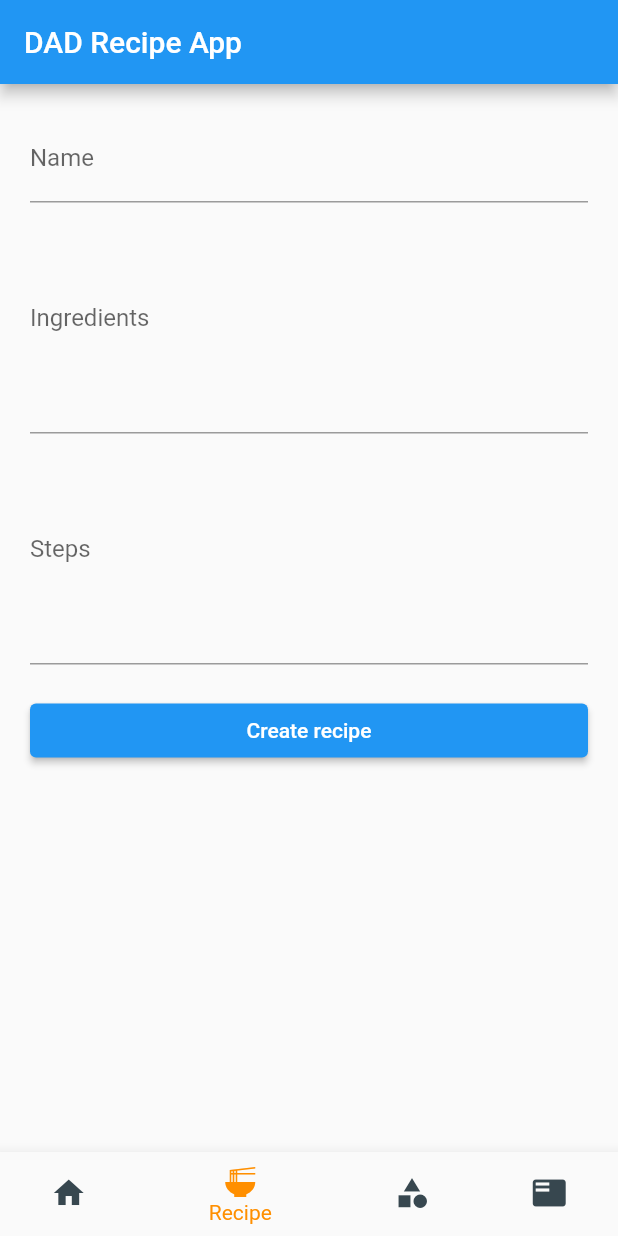
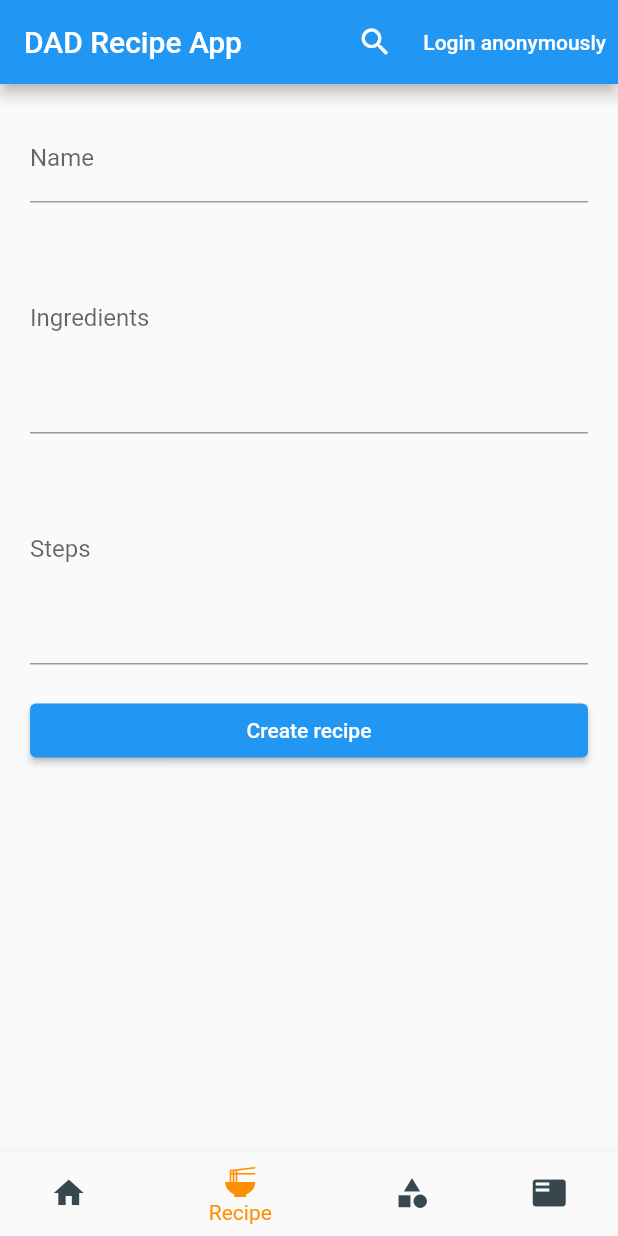
Before and after one commit to mussebekabil/dad-recipe-app, a Flutter app: the screen it shows after launch, item 2 of the bottom bar chosen, on a phone screen of 412 x 824 dp. Run offline on Flutter 3.47's test engine with Material 2 defaults, Android fonts, the phone set to English and light mode, and no system bars; our stand-ins replace cloud_firestore, firebase_auth, firebase_core, flutter_riverpod, shared_preferences; accounts and stored records are empty.

Commit message:
authentication and search bar

```diff
--- /dev/null
+++ b/lib/providers/user.dart
@@ -0,0 +1,6 @@
+import 'package:firebase_auth/firebase_auth.dart';
+import 'package:flutter_riverpod/flutter_riverpod.dart';
+
+final userProvider = StreamProvider<User?>((ref) {
+  return FirebaseAuth.instance.authStateChanges();
+});
--- a/lib/recipe_app.dart
+++ b/lib/recipe_app.dart
@@ -1,15 +1,25 @@
 import 'package:flutter/material.dart';
 import 'package:flutter_riverpod/flutter_riverpod.dart';
 import 'package:shared_preferences/shared_preferences.dart';
+import 'package:firebase_auth/firebase_auth.dart';
 
 import 'pages/recipes_list.dart';
 import 'pages/recipe_form.dart';
 import 'pages/category.dart';
 import 'providers/navigation.dart';
 import 'providers/recipe.dart';
+import 'providers/user.dart';
 
-class RecipeApp extends ConsumerWidget {
+class RecipeApp extends ConsumerStatefulWidget {
   const RecipeApp({super.key});
+
+  @override
+  ConsumerState<RecipeApp> createState() => _RecipeAppState();
+}
+
+class _RecipeAppState extends ConsumerState<RecipeApp> {
+  bool _searchBoolean = false;
+
   static const TextStyle optionStyle =
       TextStyle(fontSize: 30, fontWeight: FontWeight.bold);
   static const List<Widget> _widgetOptions = <Widget>[
@@ -22,17 +32,81 @@ class RecipeApp extends ConsumerWidget {
     RecipesListScreen(),
   ];
 
+  Widget _searchTextField() {
+    return const TextField(
+      autofocus: true,
+      cursorColor: Colors.white,
+      style: TextStyle(
+        color: Colors.white,
+        fontSize: 20,
+      ),
+      textInputAction: TextInputAction.search,
+      decoration: InputDecoration(
+        enabledBorder:
+            UnderlineInputBorder(borderSide: BorderSide(color: Colors.white)),
+        focusedBorder:
+            UnderlineInputBorder(borderSide: BorderSide(color: Colors.white)),
+        hintText: 'Search recipe by name ...',
+        hintStyle: TextStyle(
+          color: Colors.white60,
+          fontSize: 20,
+        ),
+      ),
+    );
+  }
+
   @override
-  Widget build(BuildContext context, WidgetRef ref) {
+  Widget build(BuildContext context) {
     final selectedIndex = ref.watch(selectedIndexProvider);
+    final ButtonStyle style = TextButton.styleFrom(
+      foregroundColor: Theme.of(context).colorScheme.onPrimary,
+    );
+    final asyncUser = ref.watch(userProvider);
+
+    return asyncUser.when(data: (user) {
       return Scaffold(
         appBar: AppBar(
-        title: const Text('DAD Recipe App'),
-        // notificationPredicate: (ScrollNotification notification) {
-        //   return notification.depth == 1;
-        // },
-        // scrolledUnderElevation: 4.0,
-        // shadowColor: Theme.of(context).shadowColor,
+          title: !_searchBoolean
+              ? const Text('DAD Recipe App')
+              : _searchTextField(),
+          actions: <Widget>[
+            !_searchBoolean
+                ? IconButton(
+                    icon: const Icon(Icons.search),
+                    onPressed: () {
+                      setState(() {
+                        _searchBoolean = true;
+                        //_searchIndexList = [];
+                      });
+                    })
+                : IconButton(
+                    icon: const Icon(Icons.clear),
+                    onPressed: () {
+                      setState(() {
+                        _searchBoolean = false;
+                      });
+                    }),
+            user == null
+                ? TextButton(
+                    style: style,
+                    onPressed: () async {
+                      await FirebaseAuth.instance.signInAnonymously();
+                    },
+                    child: const Text('Login anonymously'),
+                  )
+                : TextButton(
+                    style: style,
+                    onPressed: () async {
+                      await FirebaseAuth.instance.signOut();
+                    },
+                    child: const Text('Logout'),
+                  ),
+          ],
+          notificationPredicate: (ScrollNotification notification) {
+            return notification.depth == 1;
+          },
+          scrolledUnderElevation: 4.0,
+          shadowColor: Theme.of(context).shadowColor,
         ),
         body: RefreshIndicator(
             onRefresh: () async {
@@ -66,5 +140,10 @@ class RecipeApp extends ConsumerWidget {
               ref.read(selectedIndexProvider.notifier).setSelectedIndex(index),
         ),
       );
+    }, error: (error, stackTrace) {
+      return const Center(child: Text("Something went wrong.."));
+    }, loading: () {
+      return const Center(child: CircularProgressIndicator());
+    });
   }
 }
--- a/pubspec.yaml
+++ b/pubspec.yaml
@@ -43,6 +43,7 @@ dependencies:
   shared_preferences: ^2.0.17
   #uuid: ^3.0.7
   http: ^0.13.5
+  firebase_auth: ^4.6.2
 
 dev_dependencies:
   flutter_test:
```
Also changed, not shown: pubspec.lock, 1 other file. Lines whose indentation alone changed are shown as unchanged.
